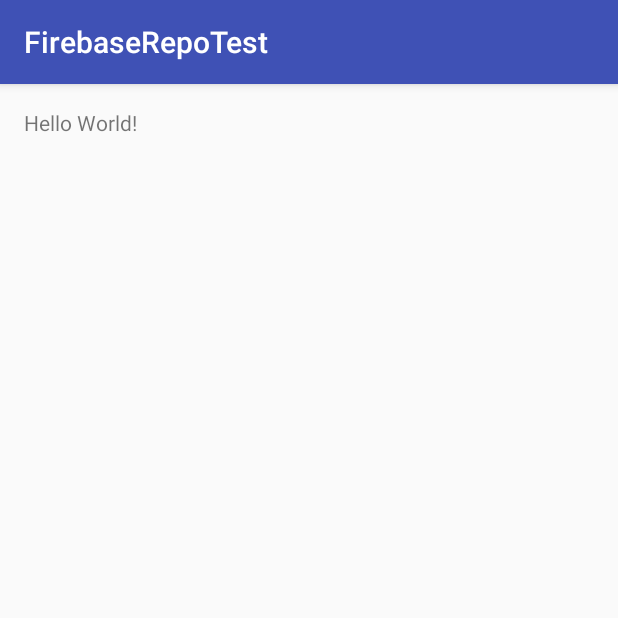
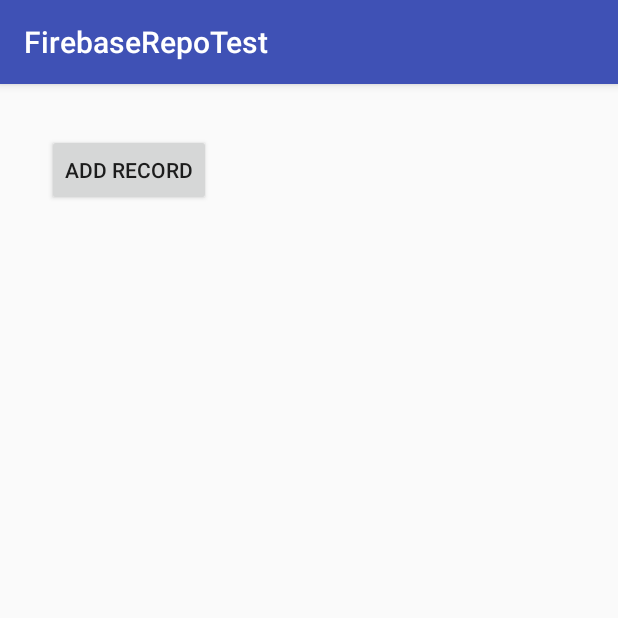
Before and after one commit to wessaunders/FirebaseRepoTest, an Android app: the screen it shows after launch (MainActivity), on a phone screen of 412 x 824 dp, the top half of it. Run offline under Robolectric (Android 15) with nearby library versions, the phone set to English and light mode, and no system bars; our stand-ins replace Firebase (no records; nobody signed in at launch, a user with empty details on screens opened directly).

Commit message:
Added test user entity and created logic to save record with UUID

```diff
--- a/app/src/main/java/edu/uco/wsaunders/firebaserepotest/MainActivity.java
+++ b/app/src/main/java/edu/uco/wsaunders/firebaserepotest/MainActivity.java
@@ -2,12 +2,34 @@ package edu.uco.wsaunders.firebaserepotest;
 
 import android.support.v7.app.AppCompatActivity;
 import android.os.Bundle;
+import android.view.View;
+import android.widget.Button;
+
+import com.google.firebase.database.DatabaseReference;
+import com.google.firebase.database.FirebaseDatabase;
+
+import edu.uco.wsaunders.firebaserepotest.Entities.User;
 
 public class MainActivity extends AppCompatActivity {
+    private Button addRecord;
+    private DatabaseReference db;
 
     @Override
     protected void onCreate(Bundle savedInstanceState) {
         super.onCreate(savedInstanceState);
         setContentView(R.layout.activity_main);
+
+        db = FirebaseDatabase.getInstance().getReference();
+
+        addRecord = (Button)findViewById(R.id.addRecord);
+        addRecord.setOnClickListener(new View.OnClickListener() {
+            @Override
+            public void onClick(View v) {
+                User newUser = new User();
+                newUser.setName("Scott");
+
+                db.child(newUser.getKey()).setValue(newUser);
+            }
+        });
     }
 }
--- a/app/src/main/res/layout/activity_main.xml
+++ b/app/src/main/res/layout/activity_main.xml
@@ -10,8 +10,15 @@
     android:paddingTop="@dimen/activity_vertical_margin"
     tools:context="edu.uco.wsaunders.firebaserepotest.MainActivity">
 
-    <TextView
+    <Button
+        android:text="Add record"
         android:layout_width="wrap_content"
         android:layout_height="wrap_content"
-        android:text="Hello World!" />
+        android:layout_marginLeft="15dp"
+        android:layout_marginStart="15dp"
+        android:layout_marginTop="17dp"
+        android:id="@+id/addRecord"
+        android:layout_alignParentTop="true"
+        android:layout_alignParentLeft="true"
+        android:layout_alignParentStart="true" />
 </RelativeLayout>
```
Also changed, not shown: app/src/main/java/edu/uco/wsaunders/firebaserepotest/Entities/BaseEntity.java (added, +14 -0 lines), app/src/main/java/edu/uco/wsaunders/firebaserepotest/Entities/User.java (added, +38 -0 lines).
